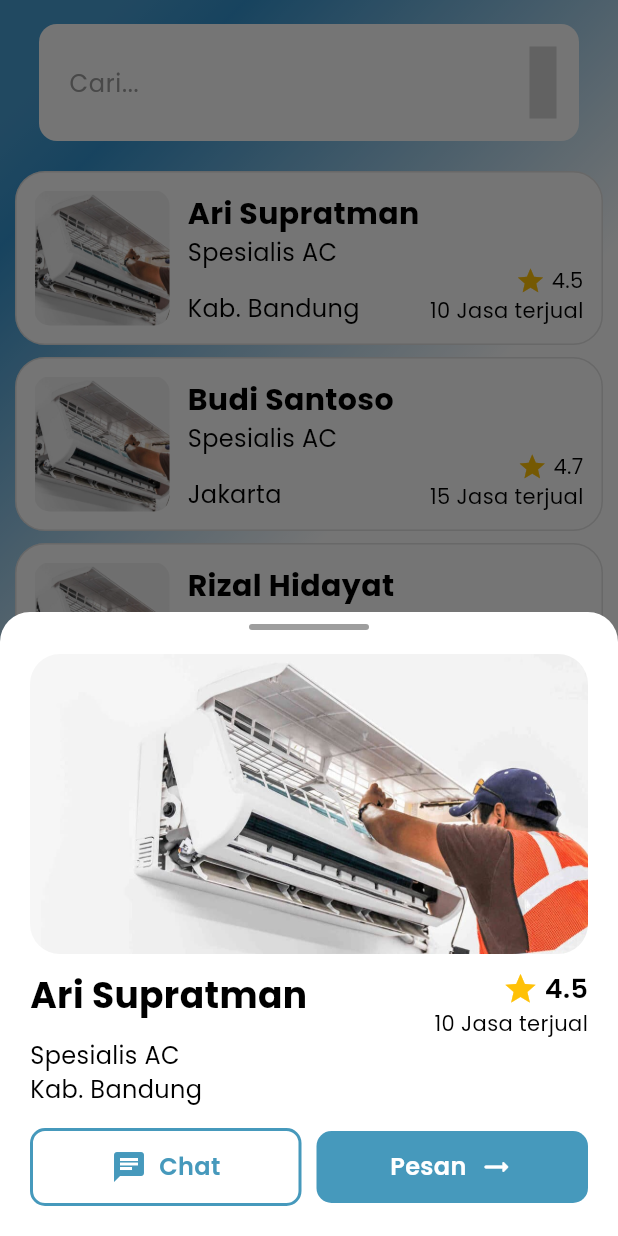
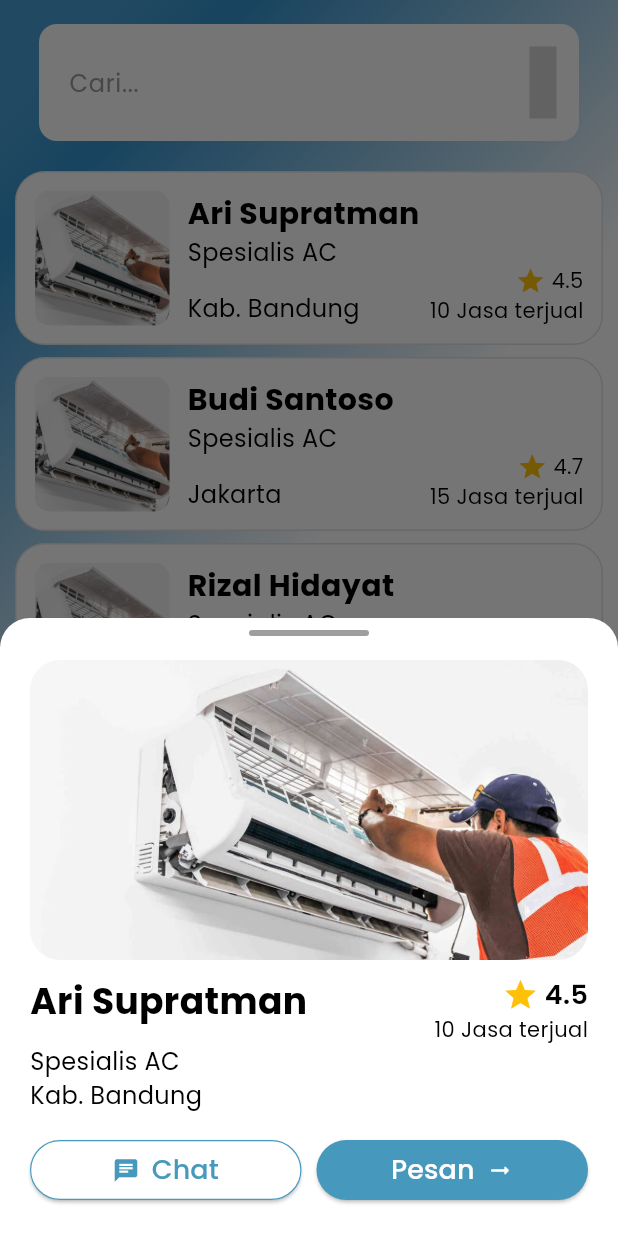
Before and after one commit to TeamG-CCITheHack/HomeVice-Mobile, a Flutter app: the ServiceView screen opened by its route, after a tap on "Ari Supratman", on a phone screen of 412 x 824 dp. Run offline on Flutter 3.47's test engine with Material 3 defaults, Android fonts, the phone set to English and light mode, and no system bars; our stand-ins replace dio, dropdown_search, flutter_svg, get, google_fonts, logger and 1 more.

Commit message:
feat: change button themes

```diff
--- a/lib/app/common/theme/buttons.dart
+++ b/lib/app/common/theme/buttons.dart
@@ -11,10 +11,9 @@ final transparentButtonBlackBorder = ElevatedButton.styleFrom(
 
 final transparentButton = ElevatedButton.styleFrom(
   backgroundColor: Colors.white,
-  side: const BorderSide(width: 0.8, color: Color.fromRGBO(58, 151, 169, 1.0)),
+  side: const BorderSide(width: 0.8, color: Color(0xFF4699BC)),
 ).merge(ButtonStyle(
-  overlayColor:
-      WidgetStateProperty.all<Color>(const Color.fromRGBO(58, 151, 169, 1)),
+  overlayColor: WidgetStateProperty.all<Color>(const Color(0xFF4699BC)),
 ));
 
 final blackButton = ElevatedButton.styleFrom(
--- a/lib/app/shared/widgets/service_provider_widget.dart
+++ b/lib/app/shared/widgets/service_provider_widget.dart
@@ -1,4 +1,5 @@
 import 'package:flutter/material.dart';
+import 'package:homevice/app/common/theme/buttons.dart';
 import 'package:homevice/app/common/theme/fonts.dart';
 import 'package:homevice/app/data/model/service_model.dart';
 
@@ -137,23 +138,9 @@ class ServiceProviderWidget extends StatelessWidget {
                         mainAxisAlignment: MainAxisAlignment.spaceBetween,
                         children: [
                           Flexible(
-                            child: InkWell(
-                              onTap: () {},
-                              borderRadius: BorderRadius.circular(10),
-                              child: Container(
-                                alignment: Alignment.center,
-                                padding: const EdgeInsets.symmetric(
-                                  vertical: 12,
-                                ),
-                                // margin: const EdgeInsets.only(
-                                //     right: 8.0),
-                                decoration: BoxDecoration(
-                                  color: Colors.white,
-                                  borderRadius: BorderRadius.circular(10),
-                                  border: Border.all(
-                                      color: const Color(0xFF4699BC),
-                                      width: 2.0),
-                                ),
+                            child: ElevatedButton(
+                              style: transparentButton,
+                              onPressed: () {},
                               child: Row(
                                 mainAxisAlignment: MainAxisAlignment.center,
                                 children: [
@@ -164,7 +151,7 @@ class ServiceProviderWidget extends StatelessWidget {
                                   const SizedBox(width: 8.0),
                                   Text(
                                     'Chat',
-                                      style: semiBoldText16.copyWith(
+                                    style: regularText18.copyWith(
                                       color: const Color(0xFF4699BC),
                                     ),
                                   ),
@@ -172,30 +159,17 @@ class ServiceProviderWidget extends StatelessWidget {
                               ),
                             ),
                           ),
-                          ),
                           const SizedBox(width: 10),
                           Flexible(
-                            child: InkWell(
-                              onTap: () {},
-                              borderRadius: BorderRadius.circular(10),
-                              child: Container(
-                                alignment: Alignment.center,
-                                padding: const EdgeInsets.symmetric(
-                                  vertical: 12,
-                                ),
-                                // margin: const EdgeInsets.only(
-                                //     right: 8.0),
-                                decoration: BoxDecoration(
-                                  color: const Color(0xFF4699BC),
-                                  borderRadius: BorderRadius.circular(10),
-                                ),
-
+                            child: ElevatedButton(
+                              style: primaryButton,
+                              onPressed: () {},
                               child: Row(
                                 mainAxisAlignment: MainAxisAlignment.center,
                                 children: [
                                   Text(
                                     'Pesan',
-                                      style: semiBoldText16.copyWith(
+                                    style: regularText18.copyWith(
                                       color: Colors.white,
                                     ),
                                   ),
@@ -205,7 +179,6 @@ class ServiceProviderWidget extends StatelessWidget {
                                     color: Colors.white,
                                   ),
                                 ],
-                                ),
                               ),
                             ),
                           ),
```
Lines whose indentation alone changed are shown as unchanged.
